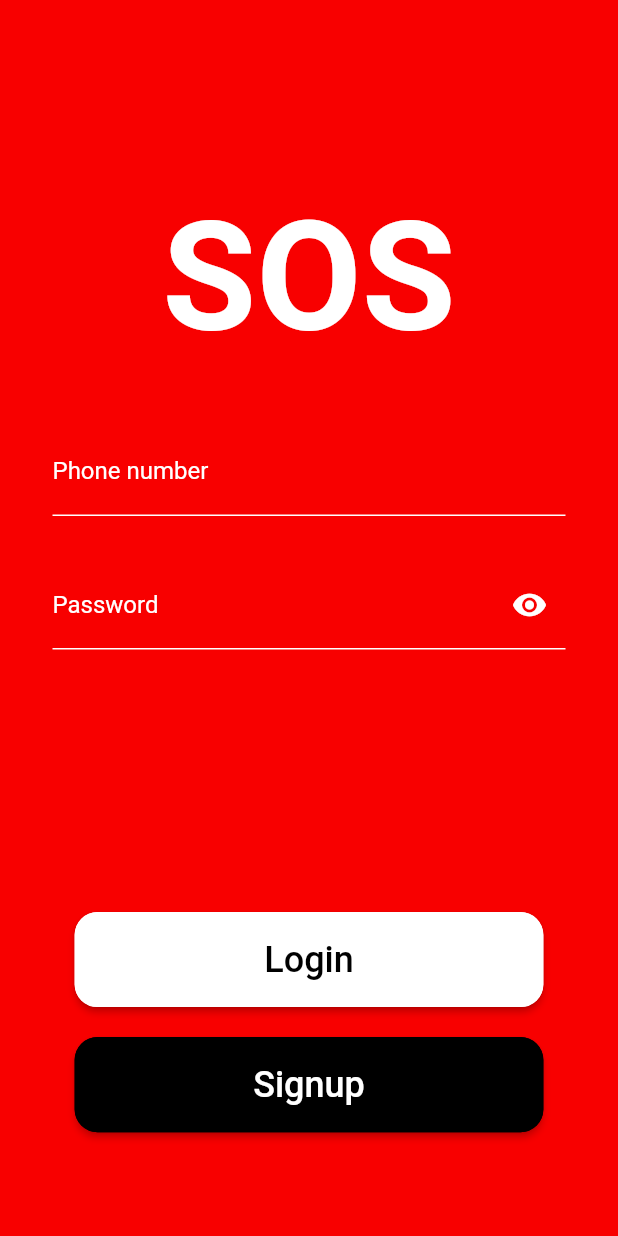
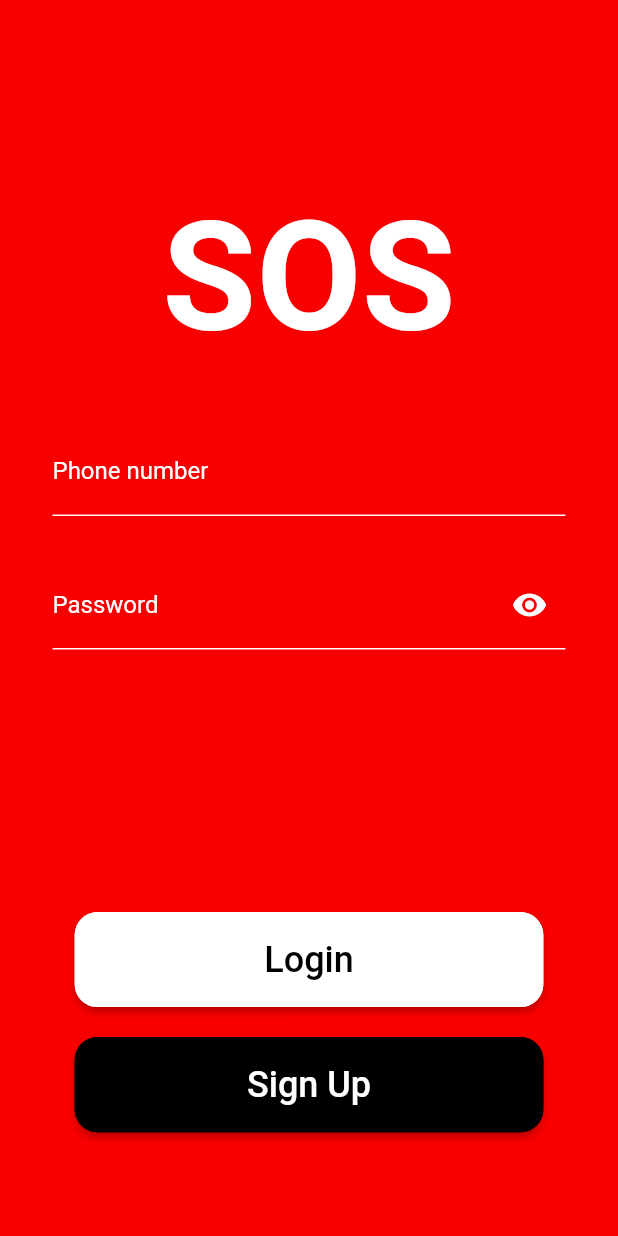
Before and after one commit to rattikarnpharakarn/SosAppFE, a Flutter app: the screen it shows after launch, on a phone screen of 412 x 824 dp. Run offline on Flutter 3.47's test engine with Material 2 defaults, Android fonts, the phone set to English and light mode, and no system bars; our stand-ins replace device_info_plus, flutter_local_notifications, fluttertoast, form_field_validator, geolocator, image_picker and 2 more; missing offline and left inert: bottom_bar_matu, flutter_background_service, flutter_background_service_android; accounts and stored records are empty.

Commit message:
update text

```diff
--- a/lib/src/screen/user/signin.dart
+++ b/lib/src/screen/user/signin.dart
@@ -379,7 +379,7 @@ class _SigninState extends State<Signin> {
                       }));
                     },
                     child: const Text(
-                      "Signup",
+                      "Sign Up",
                       style: TextStyle(fontSize: 24),
                     ),
                   ),
--- a/lib/src/screen/user/signup.dart
+++ b/lib/src/screen/user/signup.dart
@@ -907,7 +907,7 @@ class _SignupState extends State<Signup> {
                             }
                           },
                           child: const Text(
-                            "SingUp",
+                            "Sign Up",
                             style: TextStyle(fontSize: 24),
                           ),
                         ),
```
